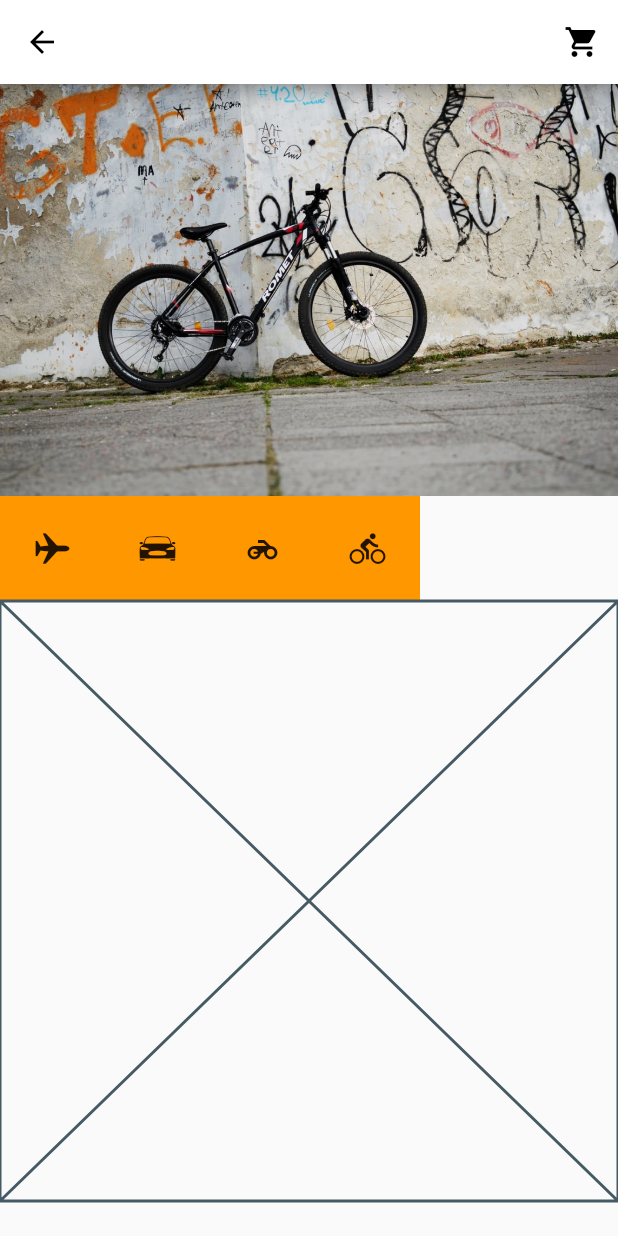
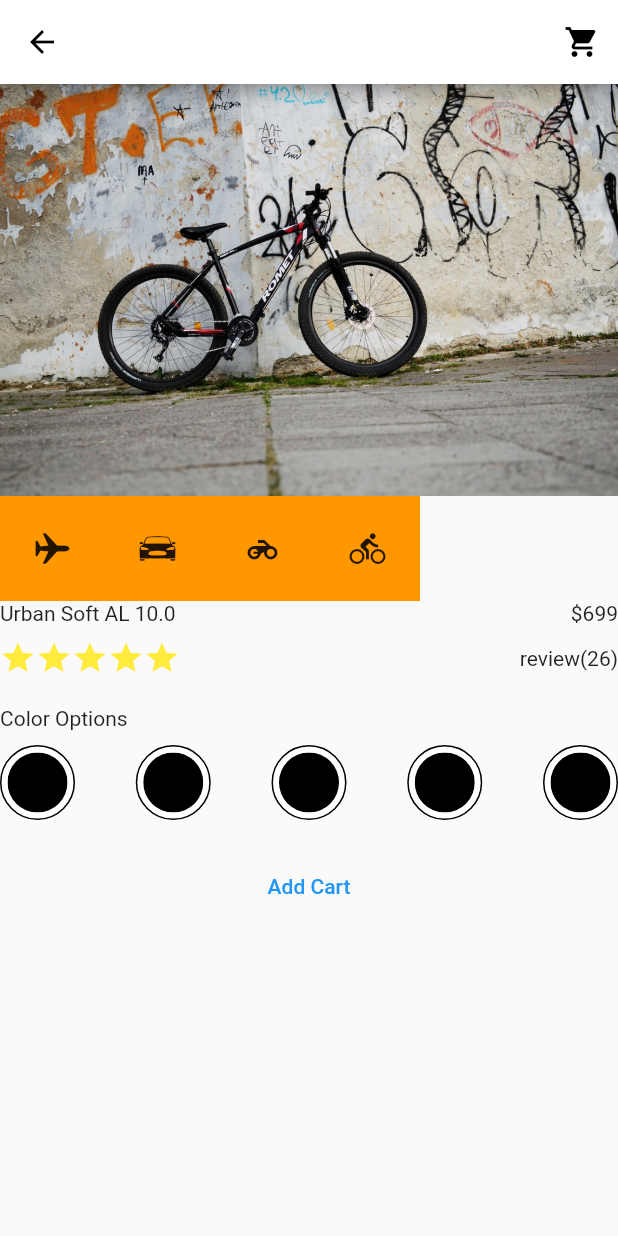
Before and after one commit to NomadHuns/flutter-shopping-practice, a Flutter app: the screen it shows after launch, on a phone screen of 412 x 824 dp. Run offline on Flutter 3.47's test engine with Material 2 defaults, Android fonts, the phone set to English and light mode, and no system bars.

Commit message:
shpping_detail 구조 구현 완료

```diff
--- a/lib/views/pages/shopping/componunts/shopping_detail.dart
+++ b/lib/views/pages/shopping/componunts/shopping_detail.dart
@@ -5,6 +5,113 @@ class ShoppingCartDetail extends StatelessWidget {
 
   @override
   Widget build(BuildContext context) {
-    return const Placeholder();
+    return Column(
+      children: [
+        _detailNameAndPrice(),
+        SizedBox(height: 10),
+        _detailRatingAndReviewCount(),
+        SizedBox(height: 20),
+        _detailColorOptions(),
+        SizedBox(height: 20),
+        _addCartButton(),
+      ],
+    );
+  }
+
+  Row _detailNameAndPrice() {
+    return Row(
+      children: [
+        Text("Urban Soft AL 10.0"),
+        Spacer(),
+        Text("\$699"),
+      ],
+    );
+  }
+
+  Row _detailRatingAndReviewCount() {
+    return Row(
+      children: [
+        Icon(
+          Icons.star,
+          color: Colors.yellow,
+        ),
+        Icon(
+          Icons.star,
+          color: Colors.yellow,
+        ),
+        Icon(
+          Icons.star,
+          color: Colors.yellow,
+        ),
+        Icon(
+          Icons.star,
+          color: Colors.yellow,
+        ),
+        Icon(
+          Icons.star,
+          color: Colors.yellow,
+        ),
+        Spacer(),
+        Text("review"),
+        Text("(26)"),
+      ],
+    );
+  }
+
+  TextButton _addCartButton() {
+    return TextButton(
+      onPressed: () {},
+      child: Text("Add Cart"),
+    );
+  }
+
+  Column _detailColorOptions() {
+    return Column(
+      crossAxisAlignment: CrossAxisAlignment.start,
+      children: [
+        Text("Color Options"),
+        SizedBox(height: 10),
+        Row(
+          children: [
+            _detailColorOptionIcon(),
+            Spacer(),
+            _detailColorOptionIcon(),
+            Spacer(),
+            _detailColorOptionIcon(),
+            Spacer(),
+            _detailColorOptionIcon(),
+            Spacer(),
+            _detailColorOptionIcon(),
+          ],
+        ),
+      ],
+    );
+  }
+
+  Widget _detailColorOptionIcon() {
+    return Stack(
+      children: [
+        Container(
+          width: 50,
+          height: 50,
+          decoration: BoxDecoration(
+            color: Colors.white,
+            border: Border.all(),
+            shape: BoxShape.circle,
+          ),
+        ),
+        Positioned(
+          left: 5,
+          top: 5,
+          child: ClipOval(
+            child: Container(
+              color: Colors.black,
+              width: 40,
+              height: 40,
+            ),
+          ),
+        )
+      ],
+    );
   }
 }
```
